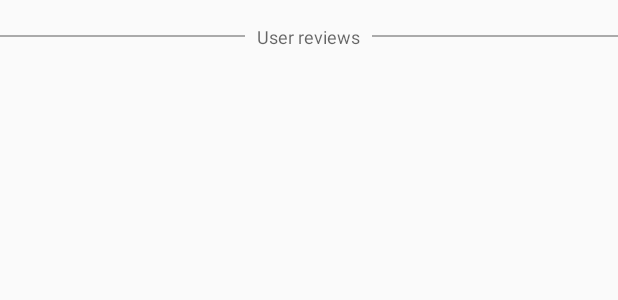
After one commit to skleeschulte/PopularMovies, an Android app: the layout review_list.xml on its own in the app's theme, with its tools: preview values and no code run, on a phone screen of 412 x 824 dp. The commit adds this screen. Shown: the top 300 px of the screen. Run offline under Robolectric (Android 15) with nearby library versions, the phone set to English and light mode, and no system bars.

Commit message:
feat: Show movie reviews in movie details view.

```diff
--- a/app/src/main/java/biz/smk/popularmovies/tmdbapi/TmdbApiClient.java
+++ b/app/src/main/java/biz/smk/popularmovies/tmdbapi/TmdbApiClient.java
@@ -6,6 +6,7 @@ package biz.smk.popularmovies.tmdbapi;
 
 import biz.smk.popularmovies.tmdbapi.responseobjects.Configuration;
 import biz.smk.popularmovies.tmdbapi.responseobjects.MovieListingPage;
+import biz.smk.popularmovies.tmdbapi.responseobjects.MovieReviews;
 import biz.smk.popularmovies.tmdbapi.responseobjects.MovieVideos;
 import retrofit2.http.GET;
 import retrofit2.http.Path;
@@ -32,4 +33,7 @@ public interface TmdbApiClient {
     @GET("movie/{id}/videos?api_key=")
     Single<MovieVideos> getMovieVideos(@Path("id") long movieId);
 
+    @GET("movie/{id}/reviews?api_key=")
+    Single<MovieReviews> getMovieReviews(@Path("id") long movieId);
+
 }
--- /dev/null
+++ b/app/src/main/res/layout/review_list.xml
@@ -0,0 +1,83 @@
+<?xml version="1.0" encoding="utf-8"?>
+<RelativeLayout xmlns:android="http://schemas.android.com/apk/res/android"
+    android:id="@+id/rl_review_list"
+    android:layout_width="match_parent"
+    android:layout_height="wrap_content"
+    android:paddingTop="8dp">
+
+    <!-- Review list caption -->
+    <RelativeLayout
+        android:id="@+id/rl_review_list_caption"
+        android:layout_width="match_parent"
+        android:layout_height="wrap_content">
+
+        <TextView
+            android:id="@+id/tv_review_list_caption"
+            android:layout_width="wrap_content"
+            android:layout_height="wrap_content"
+            android:text="@string/review_list_caption"
+            android:textAppearance="@style/TextAppearance.AppCompat.Caption"
+            android:layout_centerInParent="true"
+            android:layout_margin="8dp"/>
+
+        <View
+            android:layout_width="wrap_content"
+            android:layout_height="1dp"
+            android:layout_centerInParent="true"
+            android:layout_alignParentLeft="true"
+            android:layout_alignParentStart="true"
+            android:layout_toLeftOf="@id/tv_review_list_caption"
+            android:layout_toStartOf="@id/tv_review_list_caption"
+            android:background="@android:color/darker_gray"/>
+
+        <View
+            android:layout_width="wrap_content"
+            android:layout_height="1dp"
+            android:layout_centerInParent="true"
+            android:layout_alignParentRight="true"
+            android:layout_alignParentEnd="true"
+            android:layout_toRightOf="@id/tv_review_list_caption"
+            android:layout_toEndOf="@id/tv_review_list_caption"
+            android:background="@android:color/darker_gray"/>
+
+    </RelativeLayout>
+
+    <!-- Review list loading indicator -->
+    <ProgressBar
+        android:id="@+id/pb_review_list_loading_indicator"
+        android:layout_width="42dp"
+        android:layout_height="42dp"
+        android:layout_centerHorizontal="true"
+        android:layout_below="@id/rl_review_list_caption"
+        android:visibility="gone"/>
+
+    <!-- Review list loading error -->
+    <TextView
+        android:id="@+id/tv_review_list_error_msg"
+        android:layout_width="match_parent"
+        android:layout_height="wrap_content"
+        android:layout_below="@id/rl_review_list_caption"
+        android:text="@string/review_list_error_msg"
+        android:gravity="center_horizontal"
+        android:visibility="gone"/>
+
+    <!-- Review list empty message -->
+    <TextView
+        android:id="@+id/tv_review_list_empty_msg"
+        android:layout_width="match_parent"
+        android:layout_height="wrap_content"
+        android:layout_below="@id/rl_review_list_caption"
+        android:text="@string/review_list_empty_msg"
+        android:gravity="center_horizontal"
+        android:visibility="gone"/>
+
+    <!-- Review list -->
+    <LinearLayout
+        android:id="@+id/ll_review_list"
+        android:layout_width="match_parent"
+        android:layout_height="wrap_content"
+        android:orientation="vertical"
+        android:layout_below="@id/rl_review_list_caption"
+        android:visibility="gone"/>
+
+</RelativeLayout>
--- a/app/src/main/res/values/strings.xml
+++ b/app/src/main/res/values/strings.xml
@@ -51,6 +51,16 @@
     <!-- Used in video_list_item.xml -->
     <string name="video_list_item_play_icon_content_description">Play trailer</string>
 
+    <!-- Used in review_list.xml -->
+    <string name="review_list_caption">User reviews</string>
+    <string name="review_list_error_msg">
+        Sorry, could not download user reviews.\nTap to retry.
+    </string>
+    <string name="review_list_empty_msg">Sorry, no user reviews available for this movie.</string>
+
+    <!-- Used in review_list_item.xml -->
+    <string name="review_list_item_author_caption">Author:</string>
+
     <!-- Used in activity_about.xml -->
     <string name="activity_about_text">
         \"Popular Movies\" app
```
Also changed, not shown: app/src/main/java/biz/smk/popularmovies/MovieDetailsActivity.java (+120 -0 lines), app/src/main/java/biz/smk/popularmovies/tmdbapi/responseobjects/MovieReviewDetails.java (added, +64 -0 lines), app/src/main/java/biz/smk/popularmovies/tmdbapi/responseobjects/MovieReviews.java (added, +78 -0 lines), app/src/main/java/biz/smk/popularmovies/utilities/StringUtils.java (+10 -0 lines), app/src/main/res/layout-land/activity_movie_details.xml (+15 -2 lines), app/src/main/res/layout/activity_movie_details.xml (+8 -0 lines), app/src/main/res/layout/review_list_item.xml (added, +37 -0 lines).
